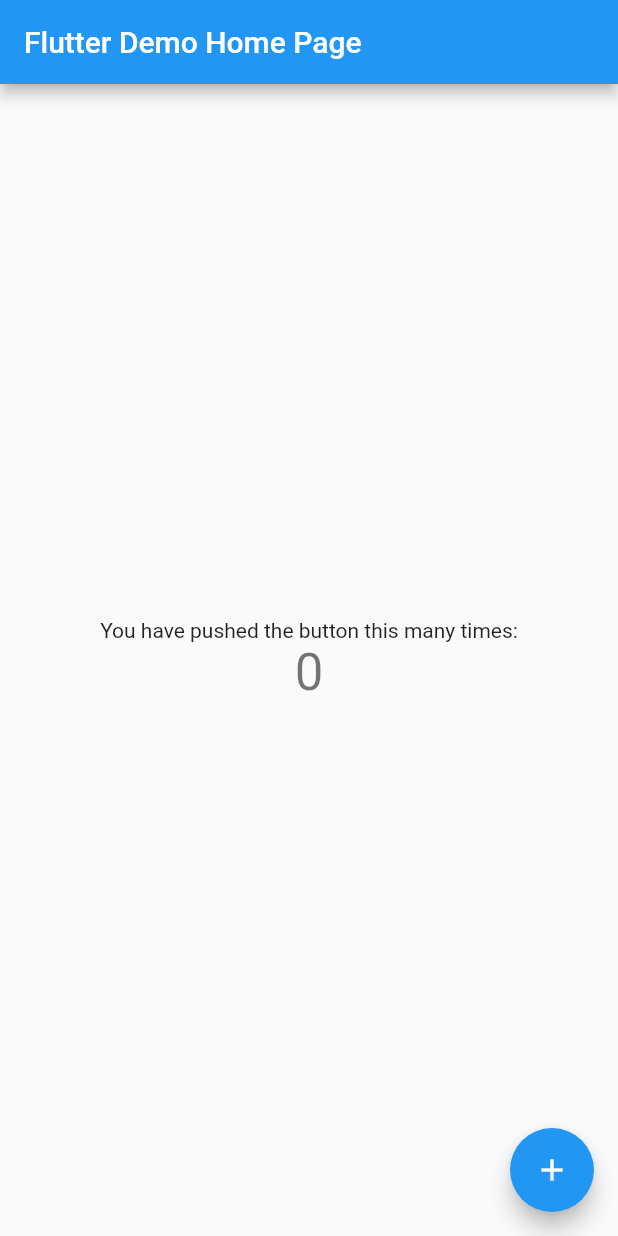
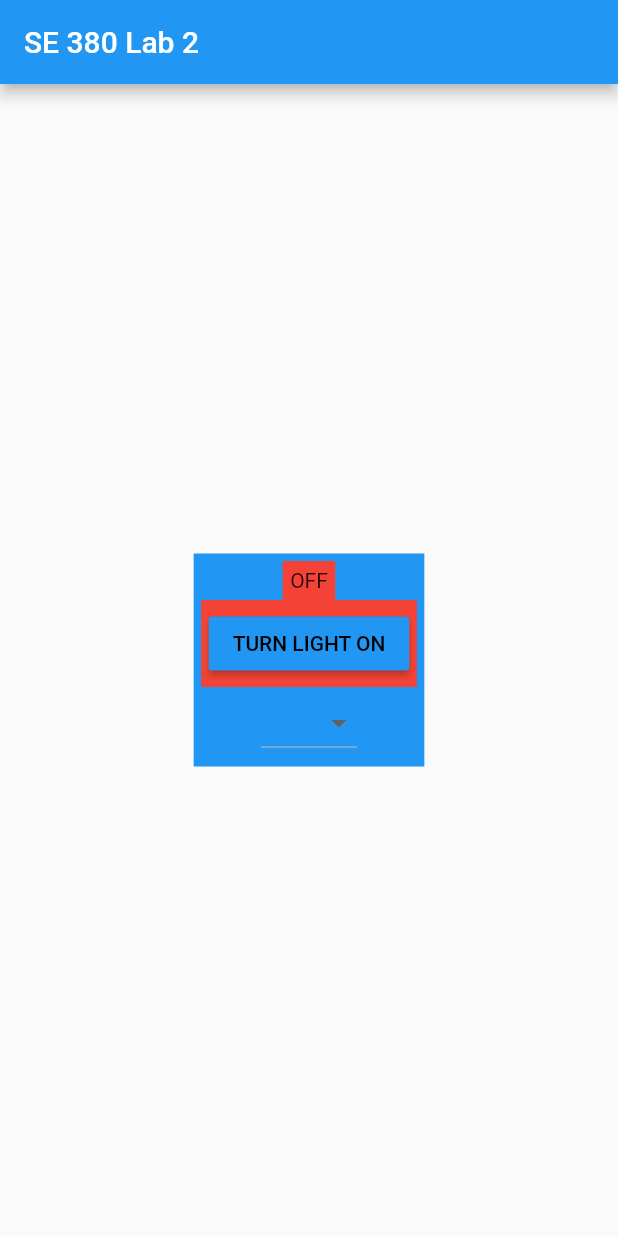
Before and after one commit to mirkancal/SE380-LabWork, a Flutter app: the screen it shows after launch, on a phone screen of 412 x 824 dp. Run offline on Flutter 3.47's test engine with Material 2 defaults, Android fonts, the phone set to English and light mode, and no system bars.

Commit message:
All tasks completed

```diff
--- a/lib/main.dart
+++ b/lib/main.dart
@@ -1,111 +1,41 @@
 import 'package:flutter/material.dart';
+import 'package:labworks_mobile/src/widgets/ClassRoom.dart';
+import 'package:labworks_mobile/src/widgets/LightBulb.dart';
+import 'package:labworks_mobile/src/widgets/LightButton.dart';
 
 void main() => runApp(MyApp());
 
 class MyApp extends StatelessWidget {
-  // This widget is the root of your application.
   @override
   Widget build(BuildContext context) {
     return MaterialApp(
       title: 'Flutter Demo',
       theme: ThemeData(
-        // This is the theme of your application.
-        //
-        // Try running your application with "flutter run". You'll see the
-        // application has a blue toolbar. Then, without quitting the app, try
-        // changing the primarySwatch below to Colors.green and then invoke
-        // "hot reload" (press "r" in the console where you ran "flutter run",
-        // or simply save your changes to "hot reload" in a Flutter IDE).
-        // Notice that the counter didn't reset back to zero; the application
-        // is not restarted.
         primarySwatch: Colors.blue,
       ),
-      home: MyHomePage(title: 'Flutter Demo Home Page'),
+      home: MyHomePage(title: 'SE 380 Lab 2'),
     );
   }
 }
 
-class MyHomePage extends StatefulWidget {
+class MyHomePage extends StatelessWidget {
   MyHomePage({Key key, this.title}) : super(key: key);
-
-  // This widget is the home page of your application. It is stateful, meaning
-  // that it has a State object (defined below) that contains fields that affect
-  // how it looks.
-
-  // This class is the configuration for the state. It holds the values (in this
-  // case the title) provided by the parent (in this case the App widget) and
-  // used by the build method of the State. Fields in a Widget subclass are
-  // always marked "final".
-
   final String title;
 
   @override
-  _MyHomePageState createState() => _MyHomePageState();
-}
-
-class _MyHomePageState extends State<MyHomePage> {
-  int _counter = 0;
-
-  void _incrementCounter() {
-    setState(() {
-      // This call to setState tells the Flutter framework that something has
-      // changed in this State, which causes it to rerun the build method below
-      // so that the display can reflect the updated values. If we changed
-      // _counter without calling setState(), then the build method would not be
-      // called again, and so nothing would appear to happen.
-      _counter++;
-    });
-  }
-
-  @override
   Widget build(BuildContext context) {
-    // This method is rerun every time setState is called, for instance as done
-    // by the _incrementCounter method above.
-    //
-    // The Flutter framework has been optimized to make rerunning build methods
-    // fast, so that you can just rebuild anything that needs updating rather
-    // than having to individually change instances of widgets.
     return Scaffold(
       appBar: AppBar(
-        // Here we take the value from the MyHomePage object that was created by
-        // the App.build method, and use it to set our appbar title.
-        title: Text(widget.title),
+        title: Text(title),
       ),
       body: Center(
-        // Center is a layout widget. It takes a single child and positions it
-        // in the middle of the parent.
         child: Column(
-          // Column is also layout widget. It takes a list of children and
-          // arranges them vertically. By default, it sizes itself to fit its
-          // children horizontally, and tries to be as tall as its parent.
-          //
-          // Invoke "debug painting" (press "p" in the console, choose the
-          // "Toggle Debug Paint" action from the Flutter Inspector in Android
-          // Studio, or the "Toggle Debug Paint" command in Visual Studio Code)
-          // to see the wireframe for each widget.
-          //
-          // Column has various properties to control how it sizes itself and
-          // how it positions its children. Here we use mainAxisAlignment to
-          // center the children vertically; the main axis here is the vertical
-          // axis because Columns are vertical (the cross axis would be
-          // horizontal).
           mainAxisAlignment: MainAxisAlignment.center,
           children: <Widget>[
-            Text(
-              'You have pushed the button this many times:',
-            ),
-            Text(
-              '$_counter',
-              style: Theme.of(context).textTheme.display1,
-            ),
+            ClassRoom(),
           ],
         ),
       ),
-      floatingActionButton: FloatingActionButton(
-        onPressed: _incrementCounter,
-        tooltip: 'Increment',
-        child: Icon(Icons.add),
-      ), // This trailing comma makes auto-formatting nicer for build methods.
     );
   }
 }
--- /dev/null
+++ b/lib/src/widgets/ClassRoom.dart
@@ -0,0 +1,62 @@
+import 'package:flutter/material.dart';
+import 'package:labworks_mobile/src/widgets/LightBulb.dart';
+import 'package:labworks_mobile/src/widgets/LightButton.dart';
+import 'package:labworks_mobile/src/widgets/LightColorSelector.dart';
+
+class ClassRoom extends StatefulWidget {
+  @override
+  _ClassRoomState createState() => _ClassRoomState();
+}
+
+class _ClassRoomState extends State<ClassRoom> {
+  bool isLit = false;
+  String lightColor;
+
+  @override
+  Widget build(BuildContext context) {
+    return Container(
+      color: Colors.blue,
+      padding: EdgeInsets.all(5),
+      child: Column(
+        children: <Widget>[
+          LightBulb(
+            isLit: isLit,
+            bulbColor: colorHelper(),
+          ),
+          LightButton(
+            isLightOn: isLit,
+            onButtonPressed: toggleLight,
+          ),
+          LightColorSelector(
+            selectColorCallback: selectColor,
+            initialColor: lightColor,
+          ),
+        ],
+      ),
+    );
+  }
+
+  void toggleLight() {
+    setState(() {
+      isLit = !isLit;
+    });
+  }
+
+  void selectColor(String value) {
+    setState(() {
+      lightColor = value;
+    });
+  }
+
+  Color colorHelper() {
+    if (!isLit) {
+      return Colors.red;
+    } else if (lightColor == 'red') {
+      return Colors.red;
+    } else if (lightColor == 'blue') {
+      return Colors.blue;
+    } else {
+      return Colors.green;
+    }
+  }
+}
--- /dev/null
+++ b/lib/src/widgets/LightBulb.dart
@@ -0,0 +1,20 @@
+import 'package:flutter/material.dart';
+
+class LightBulb extends StatelessWidget {
+  LightBulb({this.isLit, this.bulbColor});
+  bool isLit = false;
+
+  Color bulbColor;
+  @override
+  Widget build(BuildContext context) {
+    return Container(
+      padding: EdgeInsets.all(5),
+      color: bulbColor,
+      child: Text('${onOrOff()}'),
+    );
+  }
+
+  String onOrOff() {
+    return isLit ? "ON" : "OFF";
+  }
+}
--- /dev/null
+++ b/lib/src/widgets/LightButton.dart
@@ -0,0 +1,31 @@
+import 'package:flutter/material.dart';
+import 'package:labworks_mobile/src/widgets/LightBulb.dart';
+
+class LightButton extends StatelessWidget {
+  LightButton({this.isLightOn, this.onButtonPressed});
+  final bool isLightOn;
+  final Function onButtonPressed;
+  @override
+  Widget build(BuildContext context) {
+    return Container(
+      color: Colors.red,
+      padding: EdgeInsets.all(5),
+      child: Column(
+        children: <Widget>[
+          MaterialButton(
+            color: Colors.blue,
+            child: Text("TURN LIGHT ${onOrOff()}",
+                style: TextStyle(color: Colors.black)),
+            onPressed: () {
+              onButtonPressed();
+            },
+          ),
+        ],
+      ),
+    );
+  }
+
+  String onOrOff() {
+    return isLightOn ? "OFF" : "ON";
+  }
+}
--- /dev/null
+++ b/lib/src/widgets/LightColorSelector.dart
@@ -0,0 +1,21 @@
+import 'package:flutter/material.dart';
+
+class LightColorSelector extends StatelessWidget {
+  LightColorSelector({this.selectColorCallback, this.initialColor});
+  List<String> _colors = ['red', 'green', 'blue'];
+  String initialColor;
+  Function selectColorCallback;
+  @override
+  Widget build(BuildContext context) {
+    return Container(
+      child: DropdownButton(
+          value: initialColor,
+          onChanged: (newValue) {
+            selectColorCallback(newValue);
+          },
+          items: _colors.map((color) {
+            return DropdownMenuItem(child: Text(color), value: color);
+          }).toList()),
+    );
+  }
+}
```
Also changed, not shown: 1 other file.
